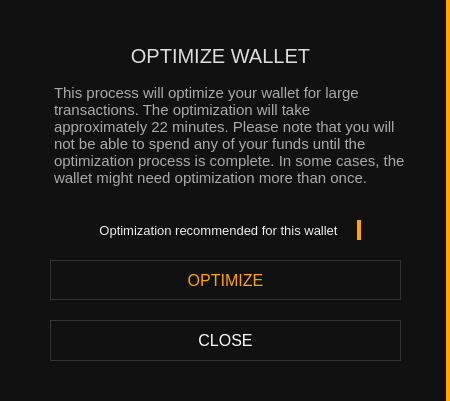
Before: the Qt Designer form src/gui/ui/transactionconfirmation.ui in ConcealNetwork/conceal-desktop, drawn with Qt 5.
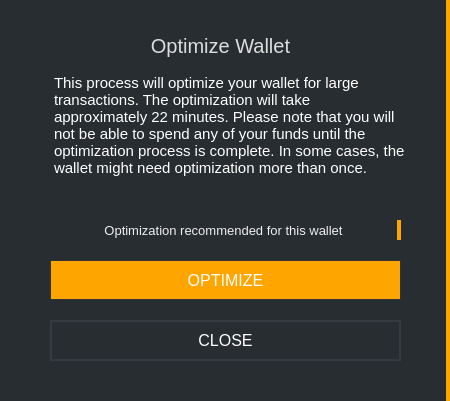
After: the same form once the commit is applied.

What changed in the file:
```diff
--- a/src/gui/ui/transactionconfirmation.ui
+++ b/src/gui/ui/transactionconfirmation.ui
@@ -26,7 +26,7 @@
     </rect>
    </property>
    <property name="styleSheet">
-    <string notr="true">background-color: #111; border-right: 4px solid orange;</string>
+    <string notr="true">background-color: #282d31; border-right: 4px solid orange;</string>
    </property>
    <property name="title">
     <string/>
@@ -35,7 +35,7 @@
     <property name="geometry">
      <rect>
       <x>0</x>
-      <y>40</y>
+      <y>30</y>
       <width>441</width>
       <height>31</height>
      </rect>
@@ -49,7 +49,7 @@
      <string notr="true">color: #ddd; border-right: none; font-size: 20px;</string>
     </property>
     <property name="text">
-     <string>OPTIMIZE WALLET</string>
+     <string>Optimize Wallet</string>
     </property>
     <property name="alignment">
      <set>Qt::AlignCenter</set>
@@ -59,9 +59,9 @@
     <property name="geometry">
      <rect>
       <x>50</x>
-      <y>80</y>
+      <y>70</y>
       <width>361</width>
-      <height>131</height>
+      <height>141</height>
      </rect>
     </property>
     <property name="font">
@@ -70,22 +70,22 @@
      </font>
     </property>
     <property name="styleSheet">
-     <string notr="true">color: #aaa; border-right: 0px; font-size: 15px;</string>
+     <string notr="true">color: #fff; border-right: 0px; font-size: 15px;</string>
     </property>
     <property name="html">
      <string>&lt;!DOCTYPE HTML PUBLIC &quot;-//W3C//DTD HTML 4.0//EN&quot; &quot;http://www.w3.org/TR/REC-html40/strict.dtd&quot;&gt;
 &lt;html&gt;&lt;head&gt;&lt;meta name=&quot;qrichtext&quot; content=&quot;1&quot; /&gt;&lt;style type=&quot;text/css&quot;&gt;
 p, li { white-space: pre-wrap; }
-&lt;/style&gt;&lt;/head&gt;&lt;body style=&quot; font-family:'Poppins'; font-size:15px; font-weight:400; font-style:normal;&quot;&gt;
-&lt;p style=&quot; margin-top:0px; margin-bottom:0px; margin-left:0px; margin-right:0px; -qt-block-indent:0; text-indent:0px;&quot;&gt;&lt;span style=&quot; font-size:15px;&quot;&gt;This process will optimize your wallet for large transactions. The optimization will take approximately 22 minutes. Please note that you will not be able to spend any of your funds until the optimization process is complete. In some cases, the wallet might need optimization more than once.&lt;/span&gt;&lt;/p&gt;&lt;/body&gt;&lt;/html&gt;</string>
+&lt;/style&gt;&lt;/head&gt;&lt;body style=&quot; font-family:'MS Shell Dlg 2'; font-size:15px; font-weight:400; font-style:normal;&quot;&gt;
+&lt;p style=&quot; margin-top:0px; margin-bottom:0px; margin-left:0px; margin-right:0px; -qt-block-indent:0; text-indent:0px;&quot;&gt;&lt;span style=&quot; font-family:'Lato'; font-size:15px;&quot;&gt;This process will optimize your wallet for large transactions. The optimization will take approximately 22 minutes. Please note that you will not be able to spend any of your funds until the optimization process is complete. In some cases, the wallet might need optimization more than once.&lt;/span&gt;&lt;/p&gt;&lt;/body&gt;&lt;/html&gt;</string>
     </property>
    </widget>
    <widget class="QLabel" name="m_optimizationMessage">
     <property name="geometry">
      <rect>
-      <x>80</x>
+      <x>50</x>
       <y>220</y>
-      <width>281</width>
+      <width>351</width>
       <height>20</height>
      </rect>
     </property>
@@ -125,7 +125,7 @@
      </font>
     </property>
     <property name="styleSheet">
-     <string notr="true">color: orange; border: 1px solid #333; font-size: 16px;</string>
+     <string notr="true">color: white; border: 1px solid #333; font-size: 16px; background-color: orange;</string>
     </property>
     <property name="text">
      <string>OPTIMIZE</string>
@@ -152,7 +152,7 @@
      </font>
     </property>
     <property name="styleSheet">
-     <string notr="true">color: white; border: 1px solid #333; font-size: 16px;</string>
+     <string notr="true">color: white; border: 2px solid #343a40; font-size: 16px; background-color: #21259;</string>
     </property>
     <property name="text">
      <string>CLOSE</string>
```
